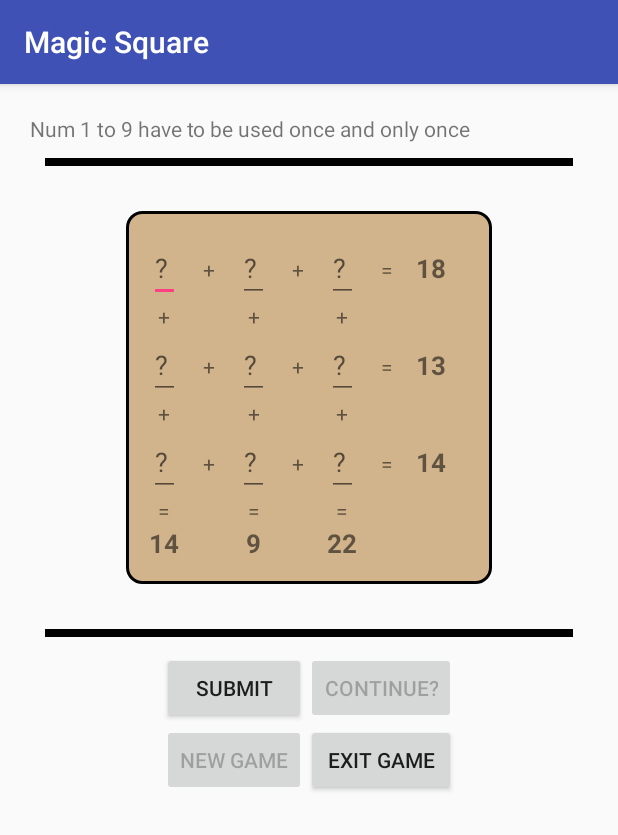
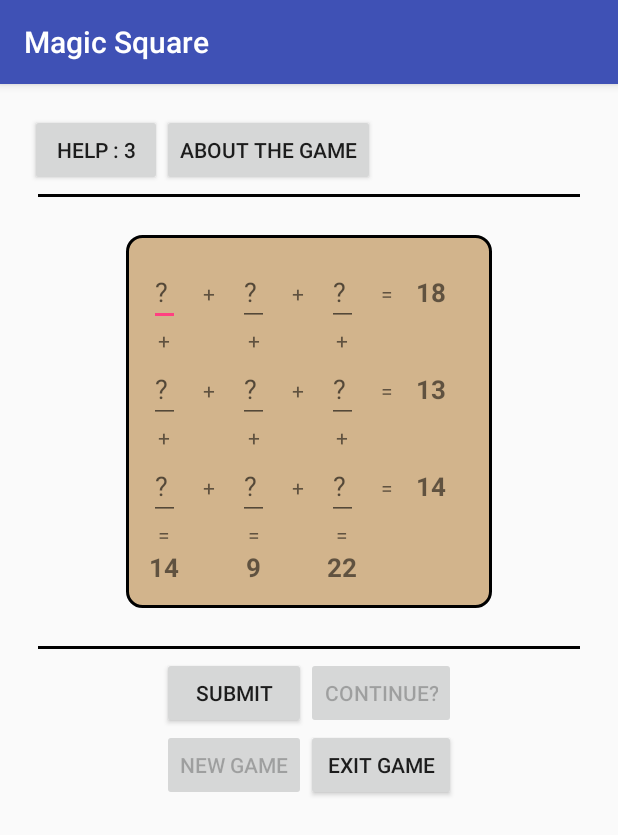
Before and after one commit to mouhamadoulo/magic_square_APP, an Android app: the GameActivity screen opened directly, with no data from a screen before it, on a phone screen of 412 x 824 dp. Shown: the top 835 px of the screen. Run offline under Robolectric (Android 15) with nearby library versions, the phone set to English and light mode, and no system bars.

Commit message:
Ajout bouton HELP pour afficher un nombre de notre tableau

```diff
--- a/app/src/main/res/layout/activity_game.xml
+++ b/app/src/main/res/layout/activity_game.xml
@@ -6,15 +6,28 @@
     android:layout_width="match_parent"
     android:layout_height="match_parent">
 
-    <TextView
-        android:layout_width="wrap_content"
-        android:layout_height="wrap_content"
-        android:text="Num 1 to 9 have to be used once and only once"/>
+    <LinearLayout
+        android:orientation="horizontal"
+        android:layout_width="match_parent"
+        android:layout_height="wrap_content">
+        <Button
+            android:id="@+id/btnHELP"
+            android:layout_width="wrap_content"
+            android:layout_height="wrap_content"
+            android:text="HELP : 3"/>
+
+        <Button
+            android:id="@+id/btnINFO"
+            android:layout_width="wrap_content"
+            android:layout_height="wrap_content"
+            android:text="ABOUT THE GAME"/>
+    </LinearLayout>
+
 
     <View
         android:layout_width="wrap_content"
-        android:layout_height="5dp"
-        android:layout_margin="10dp"
+        android:layout_height="2dp"
+        android:layout_margin="5dp"
         android:background="#000000"/>
     <GridLayout
         android:layout_width="wrap_content"
@@ -369,15 +382,15 @@
 
     <View
         android:layout_width="wrap_content"
-        android:layout_height="5dp"
-        android:layout_margin="10dp"
+        android:layout_height="2dp"
+        android:layout_margin="5dp"
         android:background="#000000"/>
 
     <GridLayout
         android:layout_width="wrap_content"
         android:layout_height="wrap_content"
         android:layout_gravity="center_horizontal"
-        android:rowCount="2"
+        android:rowCount="3"
         android:columnCount="2">
         <Button
             android:id="@+id/btnSUBMIT"
@@ -403,6 +416,8 @@
             android:layout_gravity="fill"
             android:layout_height="wrap_content"
             android:text="Exit Game"/>
+
     </GridLayout>
 
+
 </LinearLayout>
--- a/app/src/main/res/values/colors.xml
+++ b/app/src/main/res/values/colors.xml
@@ -3,4 +3,7 @@
     <color name="colorPrimary">#3F51B5</color>
     <color name="colorPrimaryDark">#303F9F</color>
     <color name="colorAccent">#FF4081</color>
+    <color name="blue">#0000FF</color>
+    <color name="green">#00FF00</color>
+    <color name="red">#FF0000</color>
 </resources>
```
Also changed, not shown: app/src/main/java/com/example/ibrahim/game_app/GameActivity.java (+103 -9 lines).
